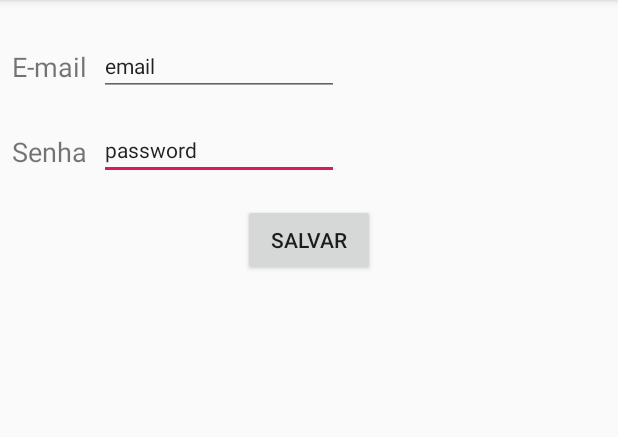
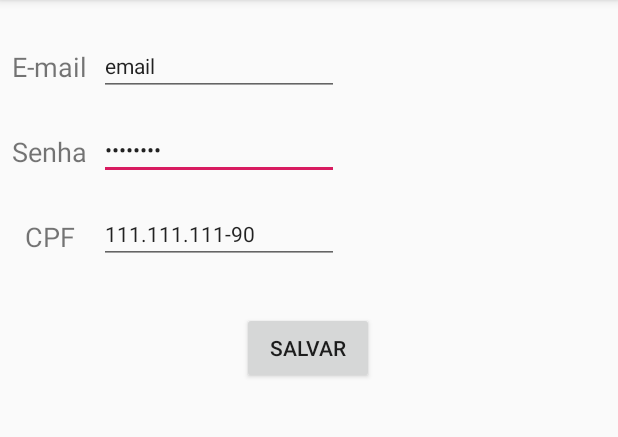
Before and after one commit to mbs8/android-security-best-practices, an Android app: the UserInfoActivity screen opened directly, with no data from a screen before it, on a phone screen of 412 x 824 dp, the part 84-521 px from its top. Run offline under Robolectric (Android 15) with nearby library versions, the phone set to English and light mode, and no system bars.

Commit message:
Adiciona o campo do CPF nos dados e oculta o campo da senha

```diff
--- a/SecurityApp/app/src/main/java/com/example/securityapp/UserInfoActivity.kt
+++ b/SecurityApp/app/src/main/java/com/example/securityapp/UserInfoActivity.kt
@@ -30,6 +30,7 @@ class UserInfoActivity : AppCompatActivity() {
 
             dictionary.put(emailTextView.text.toString(), emailPlainText.text.toString())
             dictionary.put(passwordTextView.text.toString(), passwordPlainText.text.toString())
+            dictionary.put(cpfTextView.text.toString(), cpfPlainText.text.toString())
 
             writeDataToFile(dictionary, context)
         }
@@ -58,6 +59,7 @@ class UserInfoActivity : AppCompatActivity() {
             EncryptedFile.FileEncryptionScheme.AES256_GCM_HKDF_4KB
         ).build()
 
+        // Write to encryptedFile
         encryptedFile.openFileOutput().bufferedWriter().use { writer ->
             for ((key, value) in dictionary) {
                 writer.write("$key:$value\n")
@@ -107,5 +109,7 @@ class UserInfoActivity : AppCompatActivity() {
             emailPlainText.setText(info[1])
         else if (info[0] == passwordTextView.text.toString())
             passwordPlainText.setText(info[1])
+        else if (info[0] == cpfTextView.text.toString())
+            cpfPlainText.setText(info[1])
     }
 }
--- a/SecurityApp/app/src/main/res/layout/activity_user_info.xml
+++ b/SecurityApp/app/src/main/res/layout/activity_user_info.xml
@@ -5,6 +5,19 @@
     android:layout_width="match_parent"
     android:layout_height="match_parent"
     tools:context=".UserInfoActivity">
+
+    <TextView
+        android:id="@+id/cpfTextView"
+        android:layout_width="wrap_content"
+        android:layout_height="wrap_content"
+        android:layout_marginStart="8dp"
+        android:layout_marginTop="32dp"
+        android:layout_marginEnd="8dp"
+        android:text="CPF"
+        android:textSize="18sp"
+        app:layout_constraintEnd_toStartOf="@+id/cpfPlainText"
+        app:layout_constraintStart_toStartOf="parent"
+        app:layout_constraintTop_toBottomOf="@+id/passwordTextView" />
 
     <TextView
         android:id="@+id/passwordTextView"
@@ -23,10 +36,10 @@
         android:layout_width="wrap_content"
         android:layout_height="wrap_content"
         android:layout_marginStart="8dp"
-        android:layout_marginLeft="8dp"
         android:layout_marginTop="16dp"
         android:ems="10"
         android:inputType="textPersonName"
+        android:password="true"
         android:text="password"
         android:textSize="14sp"
         app:layout_constraintStart_toEndOf="@+id/emailTextView"
@@ -62,11 +75,23 @@
         android:id="@+id/saveButton"
         android:layout_width="wrap_content"
         android:layout_height="wrap_content"
-        android:layout_marginTop="16dp"
+        android:layout_marginTop="32dp"
         android:text="Salvar"
         app:layout_constraintEnd_toEndOf="parent"
-        app:layout_constraintHorizontal_bias="0.5"
+        app:layout_constraintHorizontal_bias="0.498"
         app:layout_constraintStart_toStartOf="parent"
+        app:layout_constraintTop_toBottomOf="@+id/cpfPlainText" />
+
+    <EditText
+        android:id="@+id/cpfPlainText"
+        android:layout_width="wrap_content"
+        android:layout_height="wrap_content"
+        android:layout_marginTop="16dp"
+        android:ems="10"
+        android:inputType="number"
+        android:text="111.111.111-90"
+        android:textSize="14sp"
+        app:layout_constraintStart_toStartOf="@+id/passwordPlainText"
         app:layout_constraintTop_toBottomOf="@+id/passwordPlainText" />
 
 </androidx.constraintlayout.widget.ConstraintLayout>
```
